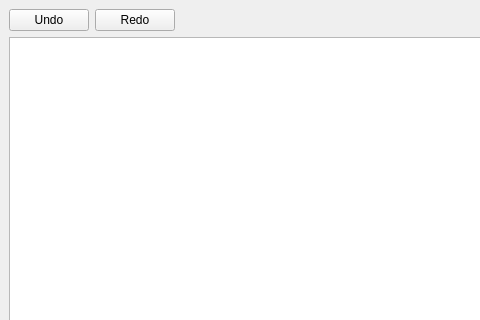
Above: code/src/mainwindow.ui from vdavv/GUI-CSV-Editor before the change; both pictures show x 0 to 480 and y 0 to 320 of the 970 by 650 pixel window. Below: the same form after it.
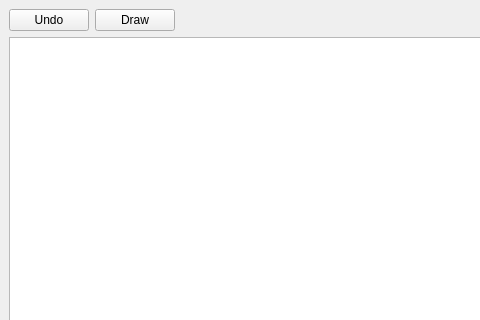
That is the form after the change.

What changed in the file:
```diff
--- a/code/src/mainwindow.ui
+++ b/code/src/mainwindow.ui
@@ -38,7 +38,7 @@
         <item>
          <widget class="QPushButton" name="redoButton">
           <property name="text">
-           <string>Redo</string>
+           <string>Draw</string>
           </property>
          </widget>
         </item>
```
Left out of the diff: 2 changed lines with no effect on the pictures.
